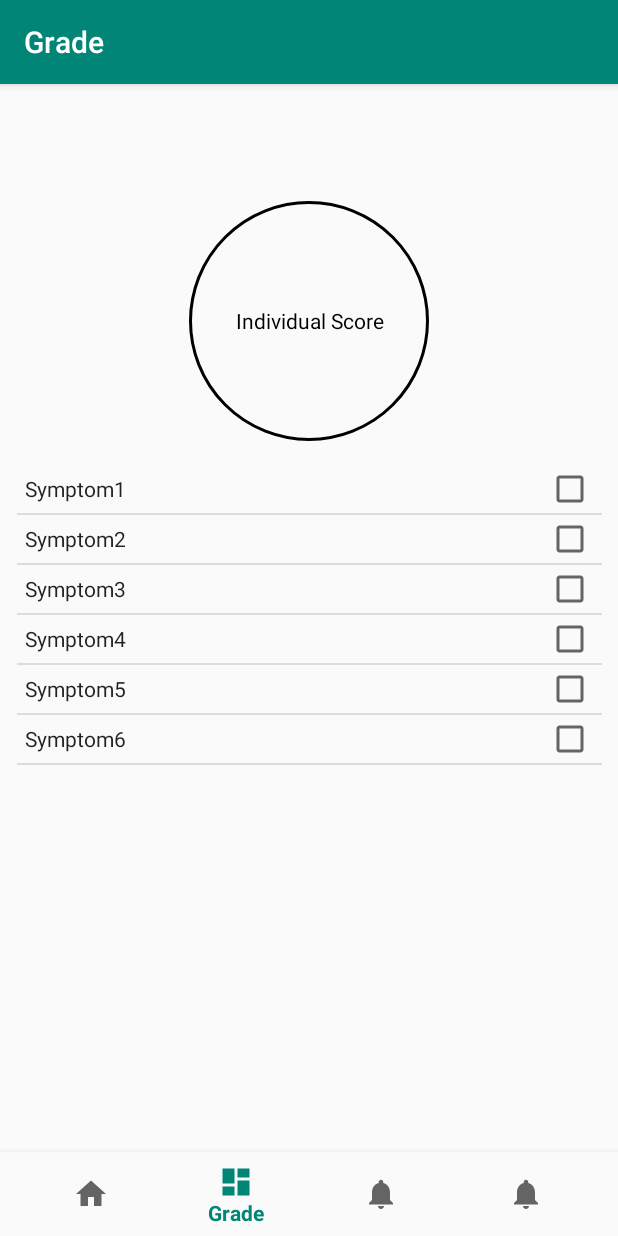
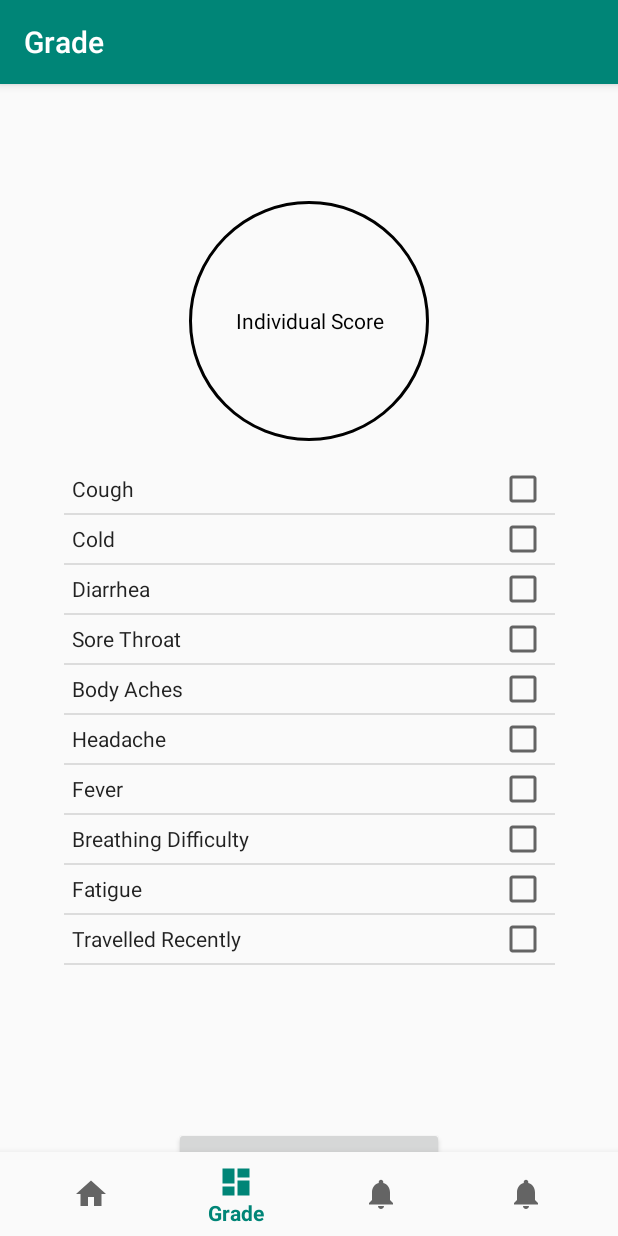
Before and after one commit to kingtvarshin/Covid19_hackacrisisapp, an Android app: the screen it shows after launch (MainActivity), on a phone screen of 412 x 824 dp. Run offline under Robolectric (Android 15) with nearby library versions, the phone set to English and light mode, and no system bars; our stand-ins replace navigation-ui.

Commit message:
added actual symptoms

```diff
--- a/app/src/main/java/com/example/covid19tracker/ui/home/HomeFragment.java
+++ b/app/src/main/java/com/example/covid19tracker/ui/home/HomeFragment.java
@@ -48,7 +48,7 @@ public class HomeFragment extends Fragment {
         ListView listView= getActivity().findViewById(R.id.list_view);
         //set multiple selection mode
         listView.setChoiceMode(ListView.CHOICE_MODE_MULTIPLE);
-        String[] items={"Symptom1","Symptom2","Symptom3","Symptom4","Symptom5","Symptom6"};
+        String[] items={"Cough","Cold","Diarrhea","Sore Throat","Body Aches","Headache", "Fever", "Breathing Difficulty", "Fatigue", "Travelled Recently"};
         //supply data items to ListView
         ArrayAdapter<String> aa=new ArrayAdapter<String>(getActivity(),R.layout.checklist_row,R.id.checklist_row,items);
         listView.setAdapter(aa);
--- a/app/src/main/res/layout/fragment_home.xml
+++ b/app/src/main/res/layout/fragment_home.xml
@@ -31,15 +31,15 @@
 
     <ListView
         android:id="@+id/list_view"
-        android:layout_width="390dp"
-        android:layout_height="454dp"
+        android:layout_width="327dp"
+        android:layout_height="425dp"
         android:layout_alignParentStart="true"
         android:layout_alignParentLeft="true"
         android:layout_alignParentEnd="true"
         android:layout_alignParentRight="true"
-        android:layout_marginStart="16dp"
+        android:layout_marginStart="32dp"
         android:layout_marginTop="16dp"
-        android:layout_marginEnd="16dp"
+        android:layout_marginEnd="32dp"
         android:layout_marginRight="16dp"
         app:layout_constraintEnd_toEndOf="parent"
         app:layout_constraintStart_toStartOf="parent"
```
